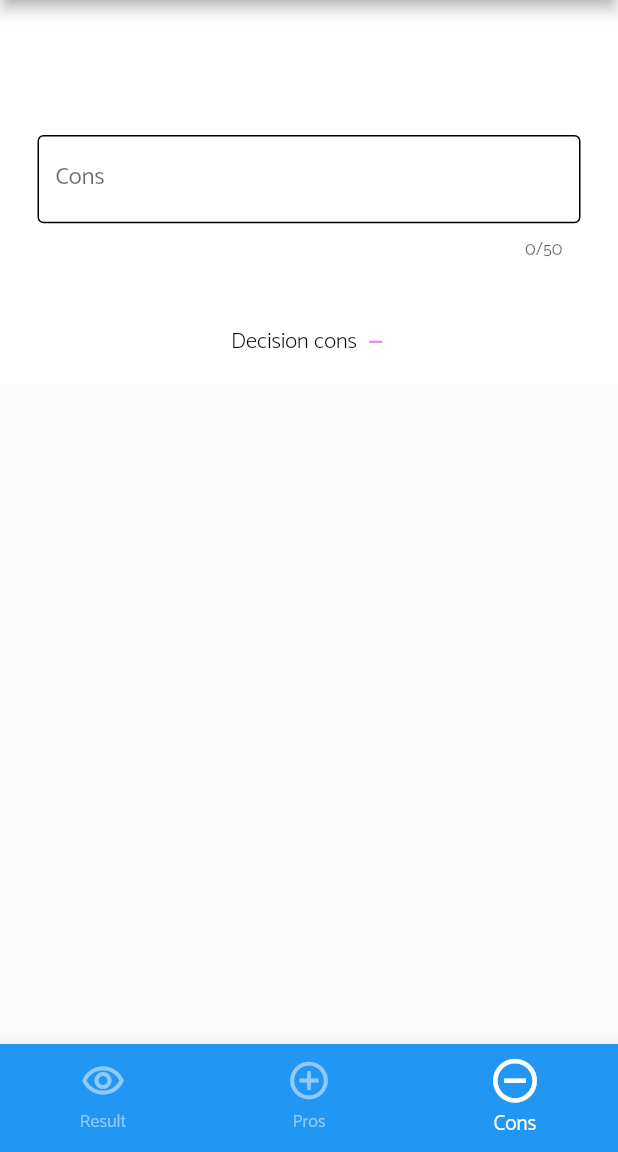
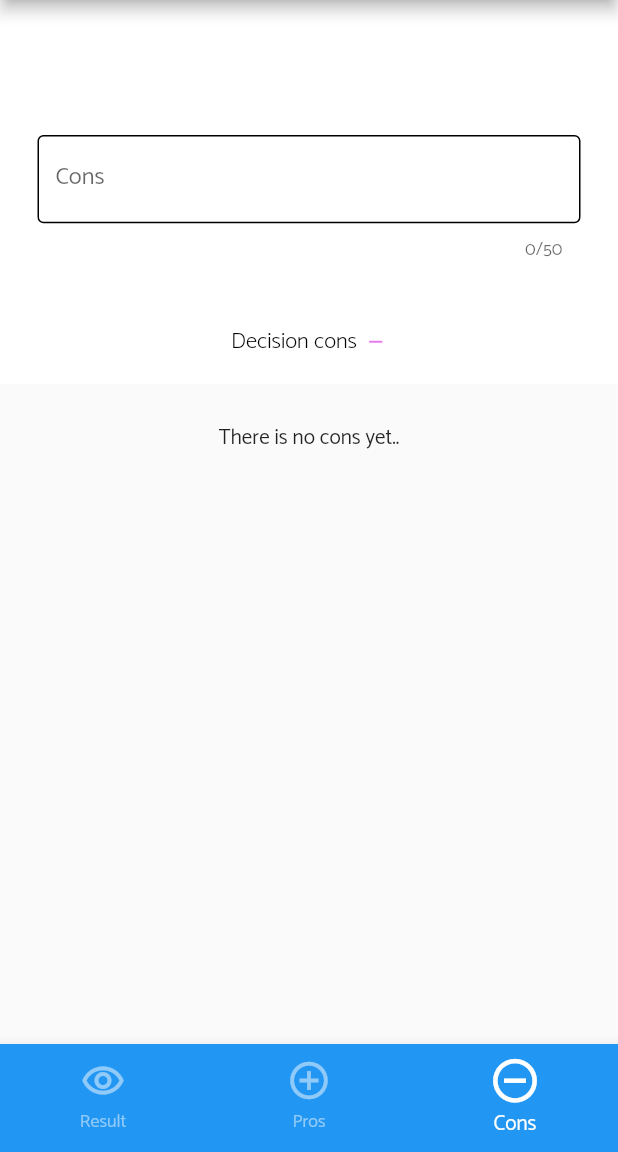
Before and after one commit to kaamosdao/decision_helper, a Flutter app: the ResultScreen screen opened by its route, swiped to page 3, on a phone screen of 412 x 824 dp, the part 84-1236 px from its top. Run offline on Flutter 3.47's test engine with Material 2 defaults, Android fonts, the phone set to English and light mode, and no system bars; our stand-ins replace bloc, equatable, flutter_bloc, syncfusion_flutter_charts.

Commit message:
add ui for empty state on pages

```diff
--- a/lib/UI/pages/cons_page.dart
+++ b/lib/UI/pages/cons_page.dart
@@ -29,6 +29,18 @@ class ConsPage extends StatelessWidget {
               [
                 BlocBuilder<DecisionBloc, DecisionState>(
                   builder: (context, state) {
+                    final consLength = state.cons.length;
+                    if (consLength == 0) {
+                      return const Center(
+                        child: Padding(
+                          padding: EdgeInsets.only(top: 25),
+                          child: Text(
+                            'There is no cons yet..',
+                            style: TextStyle(fontSize: 14),
+                          ),
+                        ),
+                      );
+                    }
                     return Column(
                       children: [
                         ...(state.cons
```
Also changed, not shown: lib/UI/pages/pros_page.dart (+12 -0 lines).
